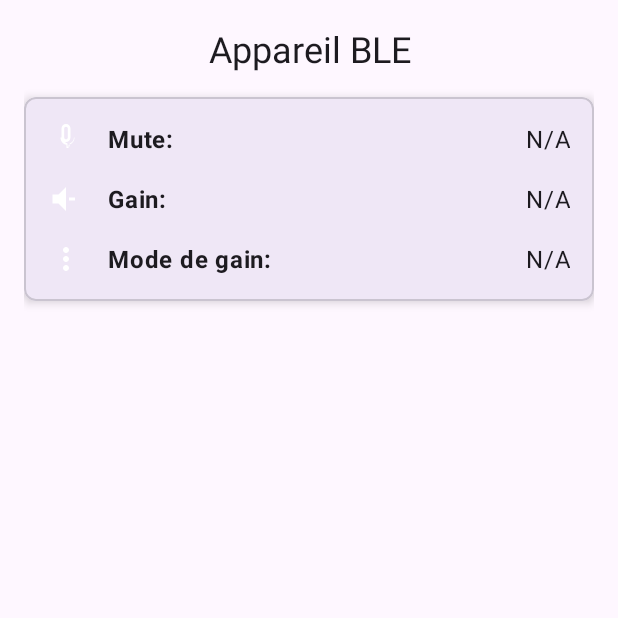
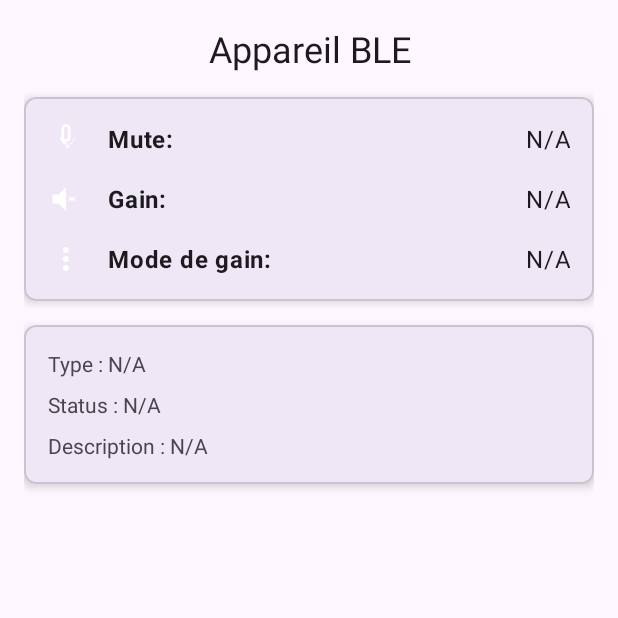
Before and after one commit to Xuakim/Projet, an Android app: the MicrophoneActivity screen opened directly, with no data from a screen before it, on a phone screen of 412 x 824 dp, the top half of it. Run offline under Robolectric (Android 15) with nearby library versions, the phone set to English and light mode, and no system bars; 1 statement that could not run was skipped.

```diff
--- a/app/src/main/res/layout/activity_microphone.xml
+++ b/app/src/main/res/layout/activity_microphone.xml
@@ -133,4 +133,40 @@
             </LinearLayout>
         </LinearLayout>
     </com.google.android.material.card.MaterialCardView>
+
+    <com.google.android.material.card.MaterialCardView
+        android:layout_width="match_parent"
+        android:layout_height="wrap_content"
+        android:layout_marginTop="16dp"
+        app:cardElevation="4dp"
+        app:cardCornerRadius="8dp">
+
+        <LinearLayout
+            android:layout_width="match_parent"
+            android:layout_height="wrap_content"
+            android:orientation="vertical"
+            android:padding="16dp">
+
+            <TextView
+                android:id="@+id/mic_type"
+                android:layout_width="wrap_content"
+                android:layout_height="wrap_content"
+                android:text="Type : N/A" />
+
+            <TextView
+                android:id="@+id/mic_status"
+                android:layout_width="wrap_content"
+                android:layout_height="wrap_content"
+                android:layout_marginTop="8dp"
+                android:text="Status : N/A" />
+
+            <TextView
+                android:id="@+id/mic_description"
+                android:layout_width="wrap_content"
+                android:layout_height="wrap_content"
+                android:layout_marginTop="8dp"
+                android:text="Description : N/A" />
+        </LinearLayout>
+    </com.google.android.material.card.MaterialCardView>
+
 </LinearLayout>
```
Also changed, not shown: app/src/main/java/com/example/projet/MicrophoneActivity.java (+180 -77 lines).
